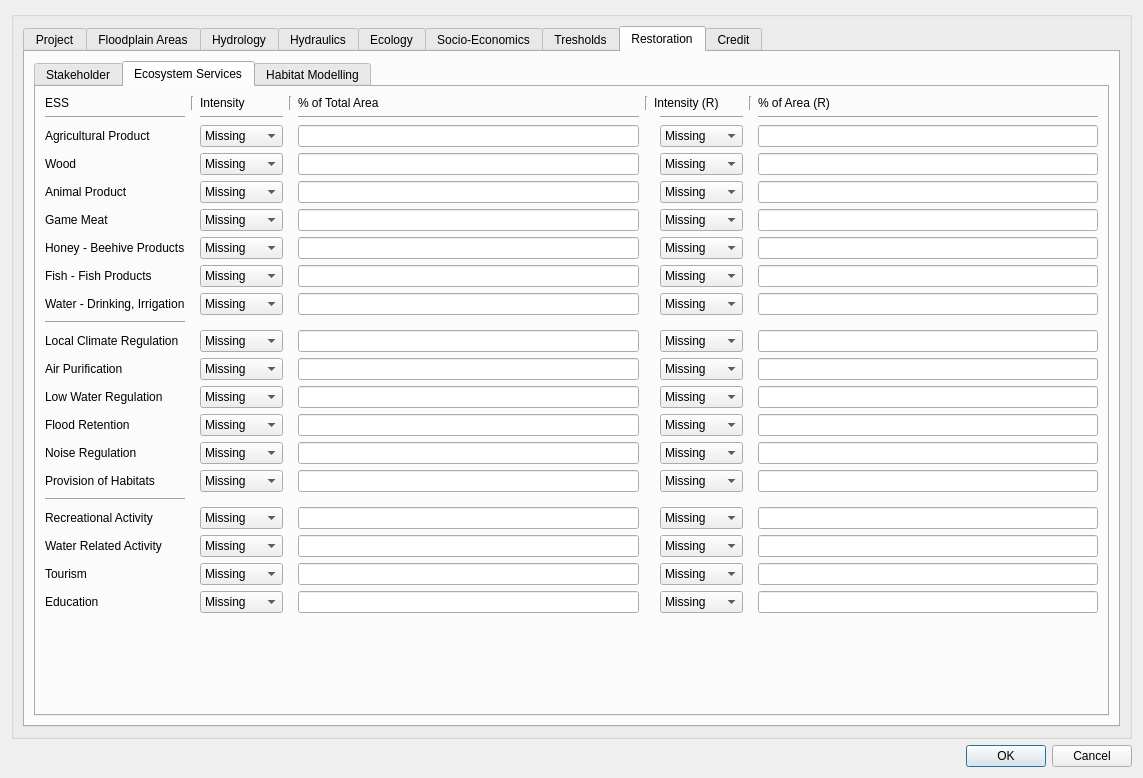
This is test_plugin_dialog_base.ui in boku-iwa/Floodplain-Evaluation-Matrix-Tool as Qt 5 draws it before an edit. The edited form follows.
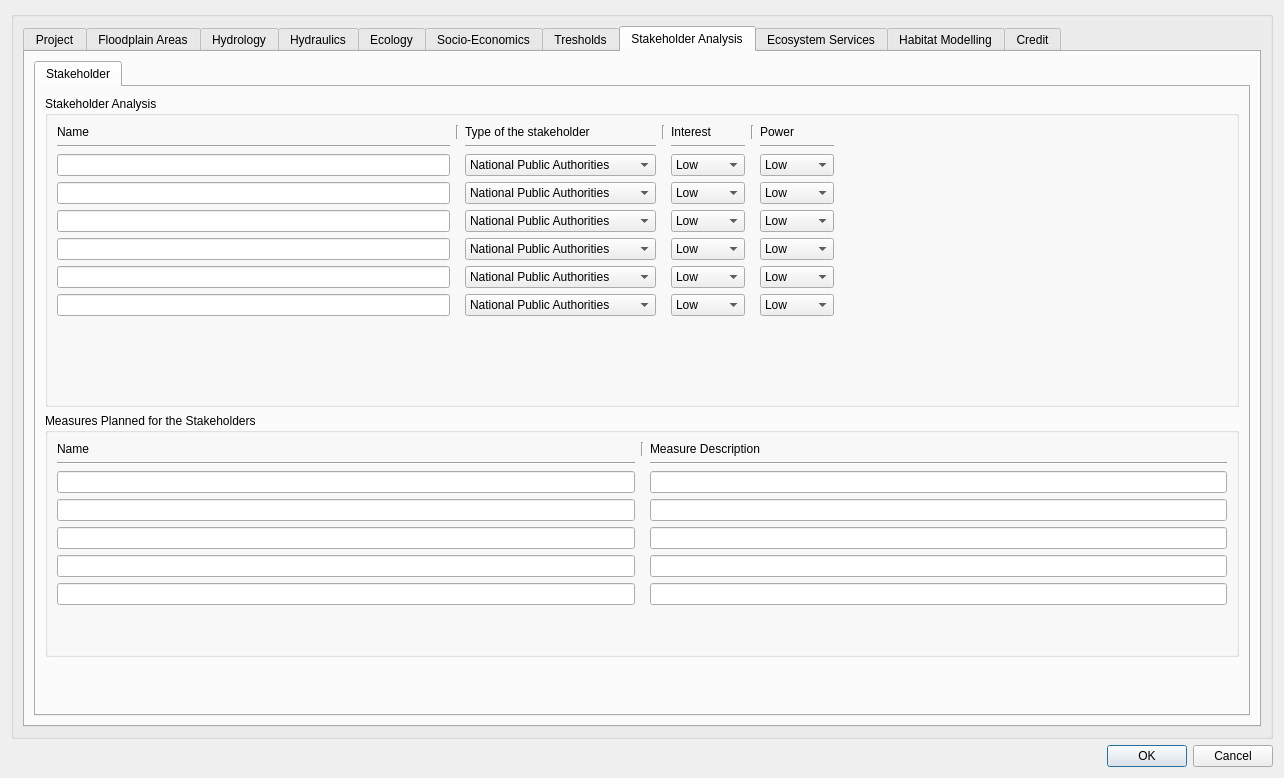
This is the edited form. The open tabs and pages were chosen to show the change. Icons and pictures are not drawn. Custom widgets are drawn as their Qt base class.

The edit to the form file:
```diff
--- a/test_plugin_dialog_base.ui
+++ b/test_plugin_dialog_base.ui
@@ -6,7 +6,7 @@
    <rect>
     <x>0</x>
     <y>0</y>
-    <width>1143</width>
+    <width>1284</width>
     <height>778</height>
    </rect>
   </property>
@@ -2772,11 +2772,11 @@
         </widget>
         <widget class="QWidget" name="tab_15">
          <attribute name="title">
-          <string>Restoration</string>
+          <string>Stakeholder Analysis</string>
          </attribute>
-         <layout class="QGridLayout" name="gridLayout_24">
-          <item row="1" column="0">
-           <widget class="QTabWidget" name="tabWidget_7">
+         <layout class="QGridLayout" name="gridLayout_40">
+          <item row="0" column="0">
+           <widget class="QTabWidget" name="tabWidget_8">
             <property name="currentIndex">
              <number>0</number>
             </property>
@@ -3509,11 +3509,25 @@
               </item>
              </layout>
             </widget>
-            <widget class="QWidget" name="tab_20">
+           </widget>
+          </item>
+         </layout>
+        </widget>
+        <widget class="QWidget" name="tab_24">
+         <attribute name="title">
+          <string>Ecosystem Services</string>
+         </attribute>
+         <layout class="QGridLayout" name="gridLayout_41">
+          <item row="0" column="0">
+           <widget class="QTabWidget" name="tabWidget_9">
+            <property name="currentIndex">
+             <number>0</number>
+            </property>
+            <widget class="QWidget" name="tab_28">
              <attribute name="title">
               <string>Ecosystem Services</string>
              </attribute>
-             <layout class="QGridLayout" name="gridLayout_28">
+             <layout class="QGridLayout" name="gridLayout_44">
               <item row="7" column="2">
                <widget class="QComboBox" name="comboBox_4">
                 <item>
@@ -5018,7 +5032,21 @@
               </item>
              </layout>
             </widget>
-            <widget class="QWidget" name="tab_21">
+           </widget>
+          </item>
+         </layout>
+        </widget>
+        <widget class="QWidget" name="tab_25">
+         <attribute name="title">
+          <string>Habitat Modelling</string>
+         </attribute>
+         <layout class="QGridLayout" name="gridLayout_42">
+          <item row="0" column="0">
+           <widget class="QTabWidget" name="tabWidget_10">
+            <property name="currentIndex">
+             <number>0</number>
+            </property>
+            <widget class="QWidget" name="tab_30">
              <attribute name="title">
               <string>Habitat Modelling</string>
              </attribute>
```
Left out of the diff: 418 changed lines with no effect on the pictures.
